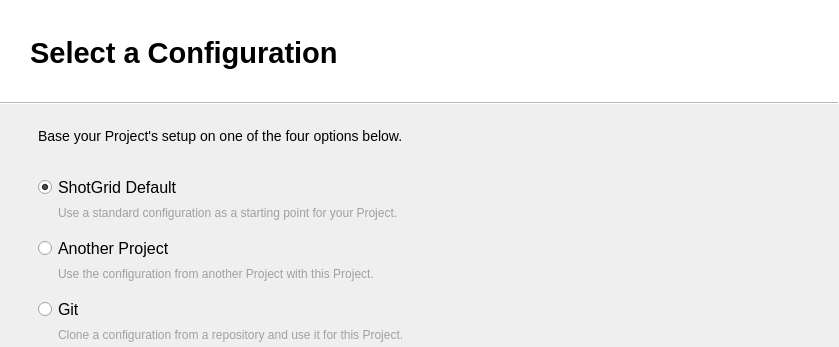
The window that resources/setup_project.ui (shotgunsoftware/tk-framework-adminui) describes before a commit, drawn with Qt 5; both pictures show x 0 to 839 and y 0 to 347 of the 839 by 540 pixel window.
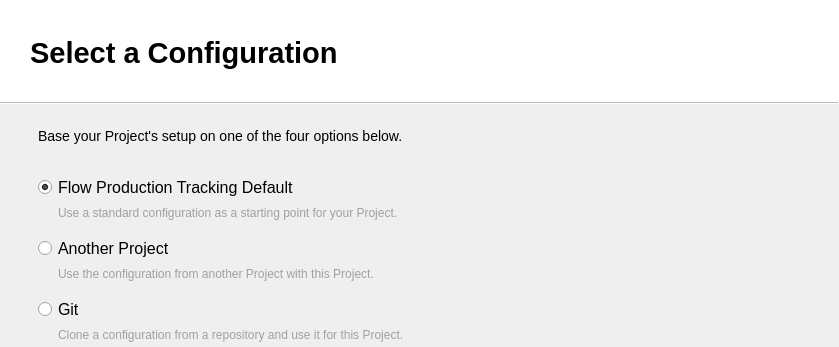
The same window after the commit. Icons and pictures are not drawn. Custom widgets are drawn as their Qt base class.

What changed in the file:
```diff
--- a/resources/setup_project.ui
+++ b/resources/setup_project.ui
@@ -93,7 +93,7 @@
 </string>
       </property>
       <property name="text">
-       <string>ShotGrid Default</string>
+       <string>Flow Production Tracking Default</string>
       </property>
       <property name="checked">
        <bool>true</bool>
```
Left out of the diff: 8 changed lines with no effect on the pictures.
